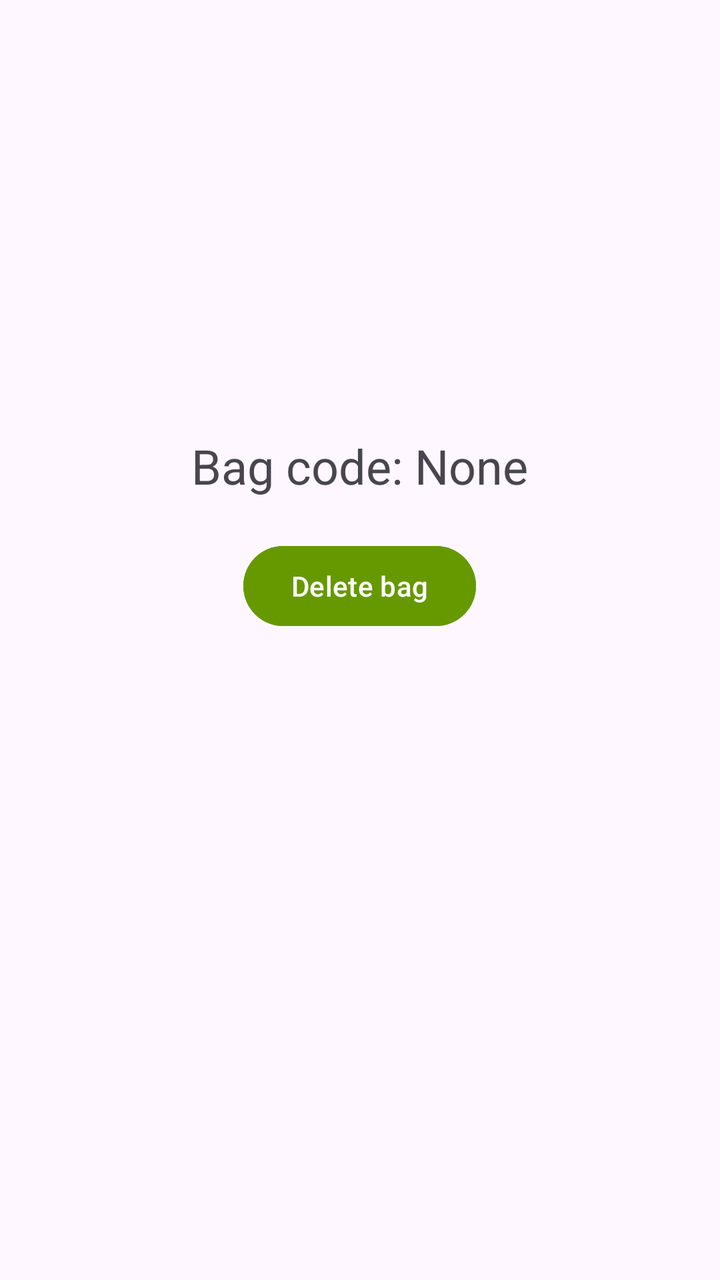
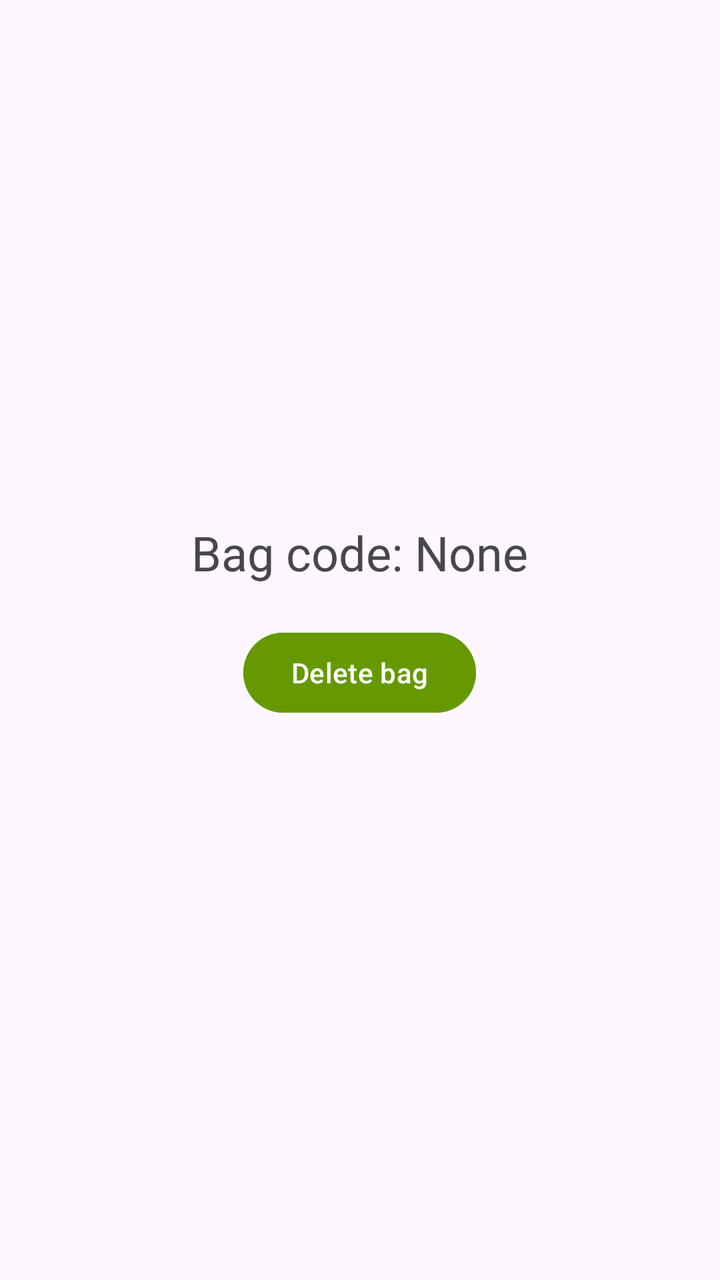

Screens rendered from an Android XML layout before and after an edit, with the pre-edit source and the edit as a unified diff.
<!-- AndroidManifest.xml: application theme Theme.RFIDLaundryAsset -->
<!-- res/layout/activity_delete_bag.xml -->
<ScrollView
    xmlns:android="http://schemas.android.com/apk/res/android"
    android:layout_width="match_parent"
    android:layout_height="match_parent"
    xmlns:app="http://schemas.android.com/apk/res-auto"
    xmlns:tools="http://schemas.android.com/tools">

    <RelativeLayout
        android:layout_width="match_parent"
        android:layout_height="wrap_content">

        <TextView
            android:id="@+id/epcTextView"
            android:layout_width="wrap_content"
            android:layout_height="wrap_content"
            android:text="Bag code: None"
            android:textSize="24sp"
            android:layout_marginTop="650px"
            android:layout_centerHorizontal="true"
            android:gravity="center" />

        <Button
            android:id="@+id/deleteButton"
            android:layout_width="wrap_content"
            android:layout_height="wrap_content"
            android:text="Delete bag"
            android:layout_below="@id/epcTextView"
            android:layout_marginTop="20dp"
            android:layout_centerHorizontal="true"
            android:textColor="@android:color/white"
            android:backgroundTint="@android:color/holo_green_dark"/>

    </RelativeLayout>
</ScrollView>
<!-- resources referenced by this layout -->
<resources>
  <style name="Theme.RFIDLaundryAsset" parent="Base.Theme.RFIDLaundryAsset" />
  <style name="Base.Theme.RFIDLaundryAsset" parent="Theme.Material3.DayNight.NoActionBar">
          
          
      </style>
</resources>

<!-- the commit's change to res/layout/activity_delete_bag.xml (unified diff, before → after) -->
@@ -1,9 +1,8 @@
 <ScrollView
     xmlns:android="http://schemas.android.com/apk/res/android"
+    xmlns:tools="http://schemas.android.com/tools"
     android:layout_width="match_parent"
-    android:layout_height="match_parent"
-    xmlns:app="http://schemas.android.com/apk/res-auto"
-    xmlns:tools="http://schemas.android.com/tools">
+    android:layout_height="match_parent">
 
     <RelativeLayout
         android:layout_width="match_parent"
@@ -15,20 +14,22 @@
             android:layout_height="wrap_content"
             android:text="Bag code: None"
             android:textSize="24sp"
-            android:layout_marginTop="650px"
+            android:layout_marginTop="260dp"
             android:layout_centerHorizontal="true"
-            android:gravity="center" />
+            android:gravity="center"
+            tools:ignore="HardcodedText" />
 
         <Button
             android:id="@+id/deleteButton"
             android:layout_width="wrap_content"
             android:layout_height="wrap_content"
+            android:layout_below="@id/epcTextView"
+            android:layout_centerHorizontal="true"
+            android:layout_marginTop="20dp"
+            android:backgroundTint="@android:color/holo_green_dark"
             android:text="Delete bag"
-            android:layout_below="@id/epcTextView"
-            android:layout_marginTop="20dp"
-            android:layout_centerHorizontal="true"
             android:textColor="@android:color/white"
-            android:backgroundTint="@android:color/holo_green_dark"/>
+            tools:ignore="HardcodedText,TextContrastCheck" />
 
     </RelativeLayout>
 </ScrollView>
